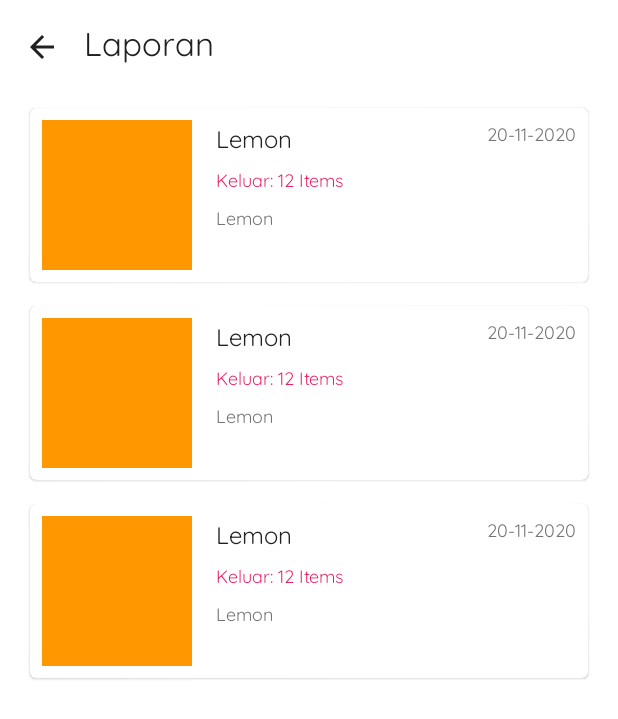
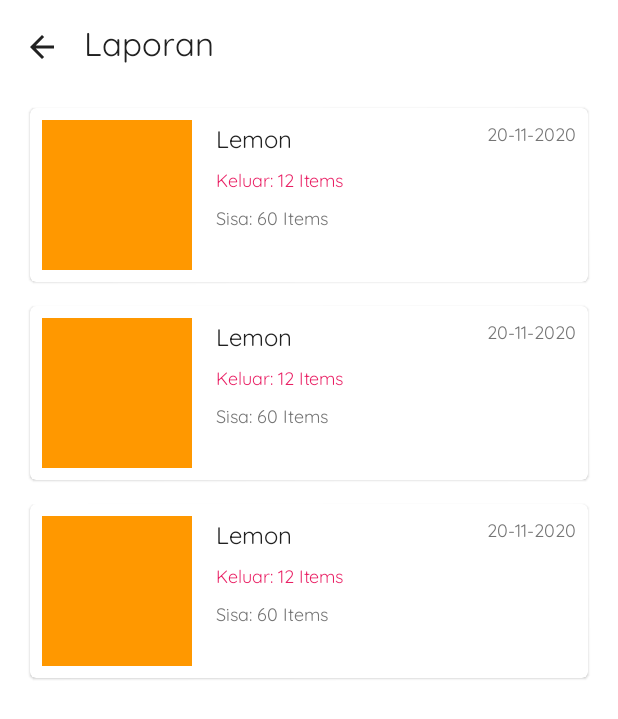
Before and after one commit to rafliandreansyah/InventarisBarang, an Android app: the layout fragment_report.xml on its own in the app's theme, with its tools: preview values and no code run, on a phone screen of 412 x 824 dp. Shown: the top 719 px of the screen. Run offline under Robolectric (Android 15) with nearby library versions, the phone set to English and light mode, and no system bars; plain views replace RoundRectView.

Commit message:
Membuat adapter recycleview untuk report

```diff
--- a/app/src/main/res/layout/list_item_report.xml
+++ b/app/src/main/res/layout/list_item_report.xml
@@ -25,6 +25,7 @@
             app:shape_roundRect_topRightRadius="4dp">
 
             <ImageView
+                android:id="@+id/img_item_report"
                 android:layout_width="match_parent"
                 android:layout_height="match_parent"
                 tools:src="@color/colorAccent"
@@ -33,7 +34,7 @@
         </com.github.florent37.shapeofview.shapes.RoundRectView>
 
         <LinearLayout
-            android:layout_width="wrap_content"
+            android:layout_width="0dp"
             android:layout_height="wrap_content"
             android:orientation="vertical"
             android:layout_weight="1"
@@ -62,12 +63,13 @@
                 android:layout_width="wrap_content"
                 android:layout_height="wrap_content"
                 android:textSize="12sp"
-                tools:text="Lemon"
+                tools:text="Sisa: 60 Items"
                 android:layout_marginTop="@dimen/dip_8"
                 style="@style/TextRegularSecondary"/>
         </LinearLayout>
 
         <TextView
+            android:id="@+id/tv_item_report_date"
             android:layout_width="wrap_content"
             android:layout_height="wrap_content"
             tools:text="20-11-2020"
```
Also changed, not shown: app/src/main/java/com/azhara/inventarisbarang/home/report/adapter/ReportAdapter.kt (added, +72 -0 lines).
